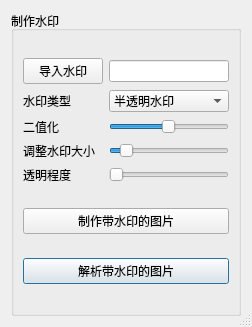
Above: tools/imageeditor/watermarkview.ui from xiaoqinxing/ImageTools before the change. Below: the same form after it.
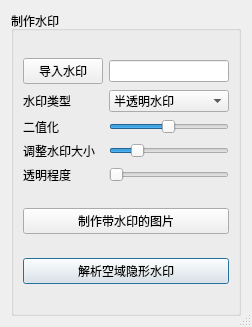
That is the form after the change.

Commit message: 图片编辑工具 ADD 增加水印生成和解析功能 TODO: 增加水印功能的使用说明

What changed in the file:
```diff
--- a/tools/imageeditor/watermarkview.ui
+++ b/tools/imageeditor/watermarkview.ui
@@ -38,7 +38,7 @@
       <item row="2" column="1">
        <widget class="QPushButton" name="analysis">
         <property name="text">
-         <string>解析带水印的图片</string>
+         <string>解析空域隐形水印</string>
         </property>
        </widget>
       </item>
@@ -88,7 +88,7 @@
            <number>1</number>
           </property>
           <property name="maximum">
-           <number>1000</number>
+           <number>500</number>
           </property>
           <property name="value">
            <number>100</number>
```
The commit also changes 4 other files.
